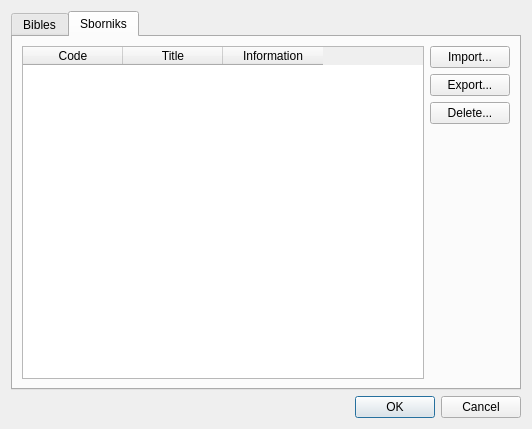
Qt form src/managedatadialog.ui (SoftProjector/src) before a commit.
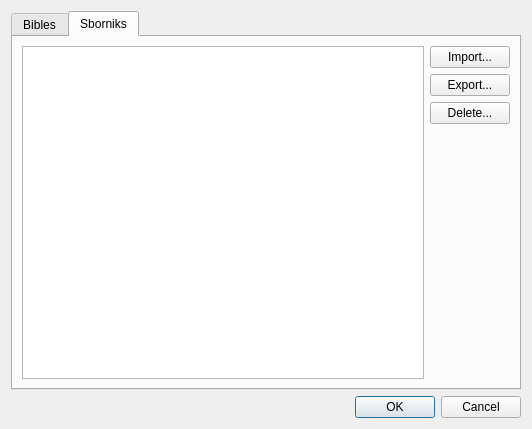
The same form after that commit. The open tabs and pages were chosen to show the change.

Commit message: Added some classes for Sborniks and Sborniks are now shown on the dialog; swapped QTableWidget with QTableView;

The edit to the form file:
```diff
--- a/src/managedatadialog.ui
+++ b/src/managedatadialog.ui
@@ -27,7 +27,7 @@
    <item row="1" column="0">
     <widget class="QTabWidget" name="tabWidget">
      <property name="currentIndex">
-      <number>1</number>
+      <number>0</number>
      </property>
      <widget class="QWidget" name="tab">
       <attribute name="title">
@@ -91,36 +91,16 @@
         </layout>
        </item>
       </layout>
-      <zorder>layoutWidget</zorder>
-      <zorder>tableWidget_4</zorder>
      </widget>
      <widget class="QWidget" name="tab_2">
       <attribute name="title">
        <string>Sborniks</string>
       </attribute>
-      <layout class="QVBoxLayout" name="verticalLayout_2">
-       <item>
-        <layout class="QHBoxLayout" name="horizontalLayout">
-         <item>
-          <widget class="QTableWidget" name="tableWidget_3">
-           <column>
-            <property name="text">
-             <string>Code</string>
-            </property>
-           </column>
-           <column>
-            <property name="text">
-             <string>Title</string>
-            </property>
-           </column>
-           <column>
-            <property name="text">
-             <string>Information</string>
-            </property>
-           </column>
-          </widget>
-         </item>
-         <item>
+      <layout class="QGridLayout" name="gridLayout">
+       <item row="0" column="0">
+        <widget class="QTableView" name="sbornikTableView"/>
+       </item>
+       <item row="0" column="1">
           <layout class="QVBoxLayout" name="verticalLayout">
            <item>
             <widget class="QPushButton" name="pushButton_6">
@@ -155,8 +135,6 @@
               </size>
              </property>
             </spacer>
-           </item>
-          </layout>
          </item>
         </layout>
        </item>
```
Lines whose indentation alone changed are shown as unchanged. The commit also changes 2 other files.
